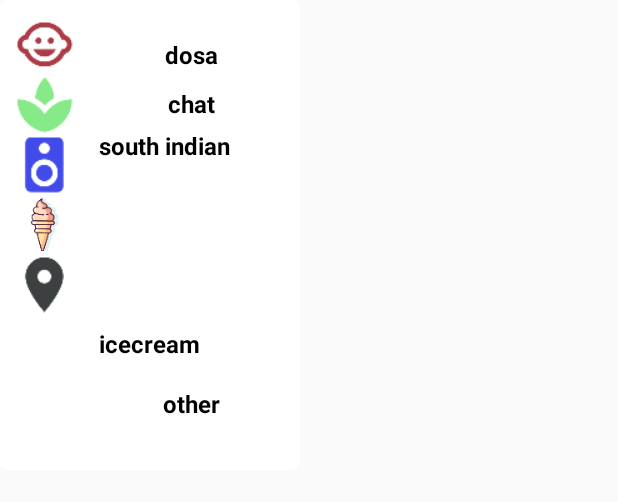
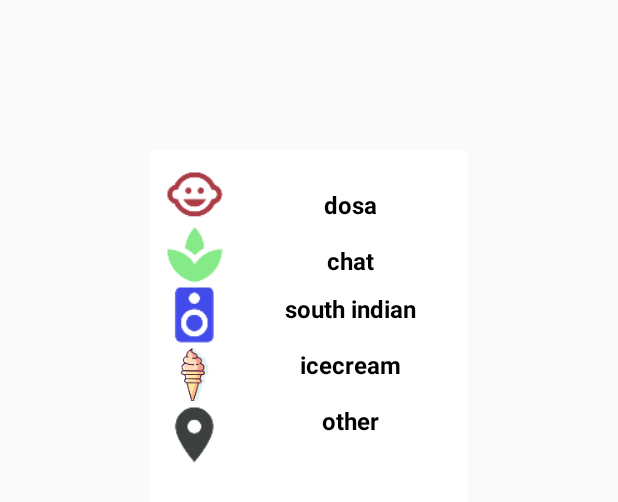
Before and after one commit to NitinWithin/Streetoo, an Android app: the layout custom_marker_legend.xml on its own in the app's theme, with its tools: preview values and no code run, on a phone screen of 412 x 824 dp. Shown: the top 502 px of the screen. Run offline under Robolectric (Android 15) with nearby library versions, the phone set to English and light mode, and no system bars.

Commit message:
Fixed Marker Legend Window

```diff
--- a/app/src/main/java/com/example/nitinwithin/streetoo/MapsActivity.java
+++ b/app/src/main/java/com/example/nitinwithin/streetoo/MapsActivity.java
@@ -487,25 +487,27 @@ public class MapsActivity extends AppCompatActivity implements OnMapReadyCallbac
                                 {
                                     if(item.getVendorCuisine().equalsIgnoreCase("chat"))
                                     {
-
+                                        Toast.makeText(MapsActivity.this,"chat",Toast.LENGTH_SHORT).show();
                                         marker123.setIcon(BitmapDescriptorFactory.fromResource(R.drawable.ic_marker_chat));
                                     }
                                     else if(item.getVendorCuisine().equalsIgnoreCase("dosa"))
                                     {
+                                        Toast.makeText(MapsActivity.this,"dosa",Toast.LENGTH_SHORT).show();
                                         marker123.setIcon(BitmapDescriptorFactory.fromResource(R.drawable.ic_marker_dosa));
                                     }
                                     else if(item.getVendorCuisine().equalsIgnoreCase("southindian"))
                                     {
-
+                                        Toast.makeText(MapsActivity.this,"southindian",Toast.LENGTH_SHORT).show();
                                         marker123.setIcon(BitmapDescriptorFactory.fromResource(R.drawable.ic_marker_southindian));
                                     }
                                     else if(item.getVendorCuisine().equalsIgnoreCase("Ice Cream"))
                                     {
-                                        //Toast.makeText(MapsActivity.this, "ICE CREAM", Toast.LENGTH_SHORT).show();
+                                        Toast.makeText(MapsActivity.this, "ICE CREAM", Toast.LENGTH_SHORT).show();
                                         marker123.setIcon((BitmapDescriptorFactory.fromResource(R.mipmap.ic_marker_icecream)));
                                     }
                                     else
                                     {
+                                        Toast.makeText(MapsActivity.this,"other",Toast.LENGTH_SHORT).show();
                                         marker123.setIcon(BitmapDescriptorFactory.fromResource(R.drawable.ic_marker));
                                     }
                                 }
--- a/app/src/main/res/layout/custom_marker_legend.xml
+++ b/app/src/main/res/layout/custom_marker_legend.xml
@@ -1,9 +1,10 @@
 <?xml version="1.0" encoding="utf-8"?>
 <LinearLayout xmlns:android="http://schemas.android.com/apk/res/android"
-    android:layout_width="300px"
-    android:layout_height="470px"
+    android:layout_width="match_parent"
+    android:layout_height="match_parent"
     android:background="@drawable/white_border"
     android:orientation="horizontal"
+    android:layout_margin="100dp"
     android:padding="10dp">
 
     <LinearLayout
@@ -51,10 +52,11 @@
 
     </LinearLayout>
 
-    <RelativeLayout
+    <LinearLayout
         android:layout_width="match_parent"
         android:layout_height="match_parent"
-        android:orientation="vertical">
+        android:orientation="vertical"
+        android:layout_gravity="center_vertical">
 
         <TextView
             android:id="@+id/info_dosa"
@@ -73,11 +75,9 @@
         <TextView
             android:id="@+id/infochat"
             android:layout_width="wrap_content"
-            android:layout_height="20dp"
-            android:layout_alignParentTop="true"
-            android:layout_centerHorizontal="true"
+            android:layout_height="wrap_content"
             android:layout_gravity="center_horizontal"
-            android:layout_marginTop="48dp"
+            android:layout_marginTop="15dp"
             android:maxLines="1"
             android:text="chat"
             android:textColor="#000"
@@ -88,27 +88,22 @@
             android:id="@+id/infowindowtitle"
             android:layout_width="wrap_content"
             android:layout_height="wrap_content"
-            android:layout_alignParentStart="true"
-            android:layout_alignParentTop="true"
             android:layout_gravity="center_horizontal"
-            android:layout_marginTop="76dp"
+            android:layout_marginTop="10dp"
             android:maxLines="2"
             android:text="south indian"
+            android:textAlignment="center"
             android:textColor="#000"
-            android:textAlignment="center"
             android:textSize="16sp"
             android:textStyle="bold" />
 
         <TextView
             android:id="@+id/infowicecream"
-            android:layout_width="match_parent"
+            android:layout_width="wrap_content"
             android:layout_height="wrap_content"
-            android:layout_alignParentBottom="true"
-            android:layout_alignParentStart="true"
             android:layout_gravity="center_horizontal"
-            android:layout_marginBottom="63dp"
-            android:layout_weight="1"
             android:maxLines="1"
+            android:layout_marginTop="15dp"
             android:text="icecream"
             android:textColor="#000"
             android:textSize="16sp"
@@ -118,17 +113,15 @@
             android:id="@+id/infoother"
             android:layout_width="wrap_content"
             android:layout_height="wrap_content"
-            android:layout_alignParentBottom="true"
-            android:layout_centerHorizontal="true"
             android:layout_gravity="center_horizontal"
-            android:layout_marginBottom="23dp"
+            android:layout_marginTop="15dp"
             android:maxLines="1"
             android:text="other"
             android:textColor="#000"
             android:textSize="16sp"
             android:textStyle="bold" />
 
-    </RelativeLayout>
+    </LinearLayout>
 
 
 </LinearLayout>
```
